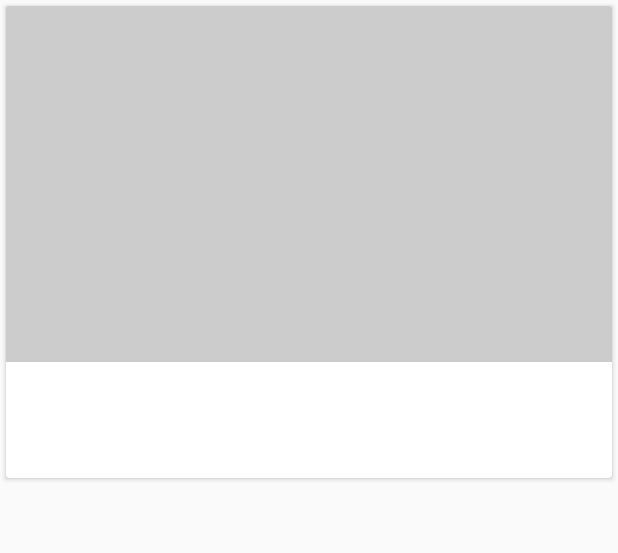
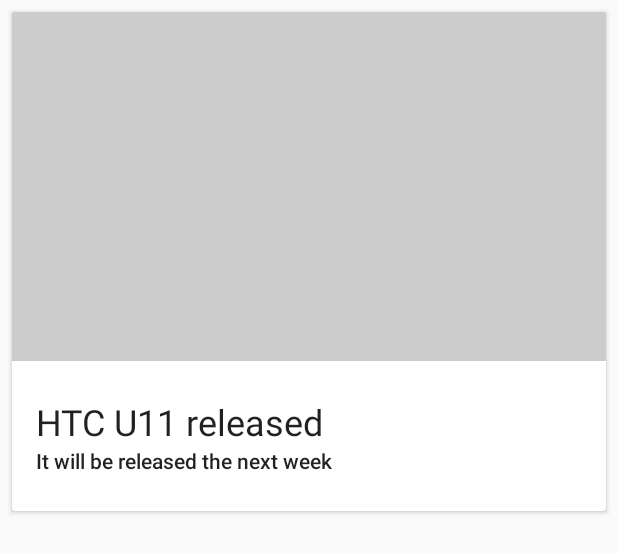
Before and after one commit to edwin9870/GorgeousRSSReader, an Android app: the layout list_item_article.xml on its own in the app's theme, with its tools: preview values and no code run, on a phone screen of 412 x 824 dp. Shown: the top 553 px of the screen. Run offline under Robolectric (Android 15) with nearby library versions, the phone set to English and light mode, and no system bars.

Commit message:
Set space between cards

```diff
--- a/XYZReader/src/main/res/layout/fragment_article_detail.xml
+++ b/XYZReader/src/main/res/layout/fragment_article_detail.xml
@@ -83,7 +83,6 @@
                     android:layout_marginLeft="@dimen/detail_inner_horiz_margin"
                     android:layout_marginRight="@dimen/detail_inner_horiz_margin"
                     android:paddingBottom="@dimen/detail_body_bottom_margin"
-                    android:textColor="@color/ltgray"
                     android:textColorLink="@color/theme_accent"
                     android:textSize="@dimen/detail_body_text_size"
                     android:lineSpacingMultiplier="@fraction/detail_body_line_spacing_multiplier" />
--- a/XYZReader/src/main/res/layout/list_item_article.xml
+++ b/XYZReader/src/main/res/layout/list_item_article.xml
@@ -1,11 +1,13 @@
 <android.support.v7.widget.CardView xmlns:android="http://schemas.android.com/apk/res/android"
+                                    xmlns:tools="http://schemas.android.com/tools"
                                     android:layout_width="match_parent"
                                     android:layout_height="wrap_content"
-                                    android:layout_marginBottom="4dp"
-                                    android:layout_marginLeft="4dp"
-                                    android:layout_marginRight="4dp"
-                                    android:layout_marginTop="4dp"
+                                    android:layout_marginBottom="8dp"
+                                    android:layout_marginLeft="8dp"
+                                    android:layout_marginRight="8dp"
+                                    android:layout_marginTop="8dp"
                                     android:clickable="true"
+                                    android:elevation="22dp"
                                     android:focusable="true"
                                     android:foreground="?selectableItemBackground">
 
@@ -19,34 +21,33 @@
             android:id="@+id/thumbnail"
             android:layout_width="match_parent"
             android:layout_height="0dp"
-            android:scaleType="centerCrop"
             android:adjustViewBounds="true"
-            android:background="@color/photo_placeholder"/>
+            android:background="@color/photo_placeholder"
+            android:scaleType="centerCrop"/>
 
         <TextView
             android:id="@+id/article_title"
-            style="@style/TextAppearance.AppCompat.Subhead"
             android:layout_width="match_parent"
             android:layout_height="wrap_content"
             android:ellipsize="end"
             android:maxLines="4"
-            android:paddingBottom="4dp"
-            android:paddingLeft="16dp"
-            android:paddingRight="16dp"
-            android:paddingTop="16dp"
-            android:textColor="@color/ltgray"/>
+            android:paddingEnd="@dimen/card_view_text_padding_right"
+            android:paddingStart="@dimen/card_view_text_padding_left"
+            android:paddingTop="@dimen/card_view_title_text_padding_top"
+            style="@style/TextAppearance.AppCompat.Headline"
+            tools:text="HTC U11 released"/>
 
         <TextView
             android:id="@+id/article_subtitle"
-            style="@style/TextAppearance.AppCompat.Body1"
             android:layout_width="match_parent"
             android:layout_height="wrap_content"
+            android:layout_marginBottom="@dimen/card_view_subtitle_text_padding_bottom"
             android:ellipsize="end"
             android:maxLines="2"
-            android:paddingBottom="16dp"
-            android:paddingLeft="16dp"
-            android:paddingRight="16dp"
-            android:textColor="#6000"/>
+            android:paddingEnd="@dimen/card_view_text_padding_right"
+            android:paddingStart="@dimen/card_view_text_padding_left"
+            style="@style/TextAppearance.AppCompat.Body2"
+            tools:text="It will be released the next week"/>
     </LinearLayout>
 
 </android.support.v7.widget.CardView>
--- a/XYZReader/src/main/res/values/colors.xml
+++ b/XYZReader/src/main/res/values/colors.xml
@@ -21,7 +21,6 @@
     <color name="theme_primary">#04561A</color>
     <color name="theme_primary_dark">#04561A</color>
     <color name="theme_accent">#04561A</color>
-    <color name="ltgray">#ffe0e0e0</color>
 
     <color name="seance_500">#9c27b0</color>
     <color name="seance_300">#d05ce3</color>
--- a/XYZReader/src/main/res/values/dimens.xml
+++ b/XYZReader/src/main/res/values/dimens.xml
@@ -8,4 +8,10 @@
     <dimen name="fab_press_translation_z">6dp</dimen>
     <dimen name="fab_margin">24dp</dimen>
 
+    <!-- CardView -->
+    <dimen name="card_view_text_padding_left">16dp</dimen>
+    <dimen name="card_view_text_padding_right">@dimen/card_view_text_padding_left</dimen>
+    <dimen name="card_view_title_text_padding_top">24dp</dimen>
+    <dimen name="card_view_subtitle_text_padding_bottom">24dp</dimen>
+
 </resources>
```
